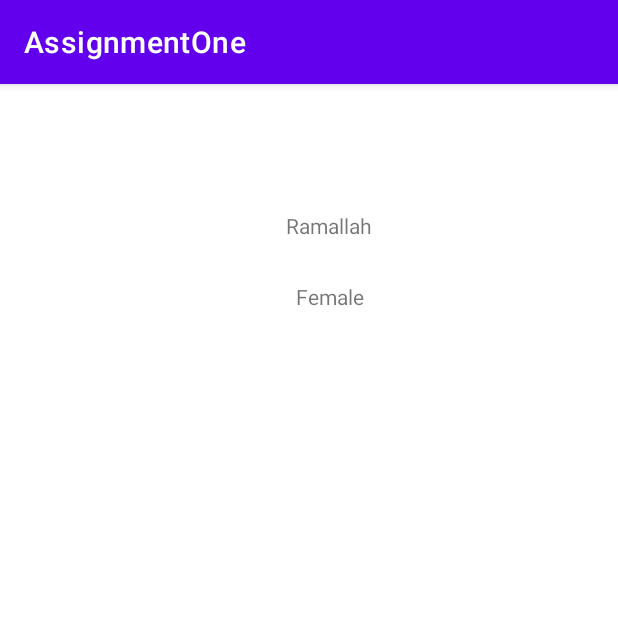
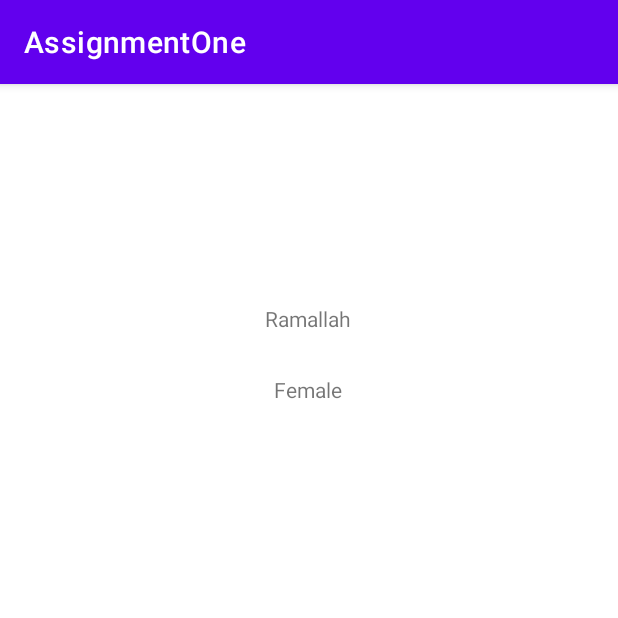
Before and after one commit to BatoulSammoudi/assignmentOne, an Android app: the screen it shows after launch (Activity2), after a tap on "SAVE", on a phone screen of 412 x 824 dp, the top half of it. Run offline under Robolectric (Android 15) with nearby library versions, the phone set to English and light mode, and no system bars; 3 other taps on this screen came first.

```diff
--- a/app/src/main/java/edu/birzeit/assignmentone/Activity2.java
+++ b/app/src/main/java/edu/birzeit/assignmentone/Activity2.java
@@ -19,9 +19,9 @@ public class Activity2 extends AppCompatActivity {
         gender = findViewById(R.id.gender) ;
         student = findViewById(R.id.student) ;
         city = findViewById(R.id.city) ;
-        String data = getIntent().getStringExtra("FirstName") ;
-        String last = getIntent().getStringExtra("LastName") ;
-        String address2 = getIntent().getStringExtra("Address") ;
+        String data = getIntent().getStringExtra("FirstName:") ;
+        String last = getIntent().getStringExtra("LastName:") ;
+        String address2 = getIntent().getStringExtra("Address:") ;
         String gender2 = getIntent().getStringExtra("Gender") ;
         String city2 = getIntent().getStringExtra("City") ;
         String student2 = getIntent().getStringExtra("Are you a student ?") ;
--- a/app/src/main/res/layout/activity_2.xml
+++ b/app/src/main/res/layout/activity_2.xml
@@ -14,9 +14,10 @@
         android:text="TextView"
         app:layout_constraintBottom_toTopOf="@+id/address"
         app:layout_constraintEnd_toEndOf="parent"
-        app:layout_constraintHorizontal_bias="0.538"
+        app:layout_constraintHorizontal_bias="0.498"
         app:layout_constraintStart_toStartOf="parent"
-        app:layout_constraintTop_toBottomOf="@+id/firstName" />
+        app:layout_constraintTop_toBottomOf="@+id/firstName"
+        app:layout_constraintVertical_bias="1.0" />
 
     <TextView
         android:id="@+id/address"
@@ -24,9 +25,9 @@
         android:layout_height="wrap_content"
         android:text="TextView"
         app:layout_constraintEnd_toEndOf="parent"
-        app:layout_constraintHorizontal_bias="0.538"
+        app:layout_constraintHorizontal_bias="0.498"
         app:layout_constraintStart_toStartOf="parent"
-        tools:layout_editor_absoluteY="137dp" />
+        tools:layout_editor_absoluteY="233dp" />
 
     <TextView
         android:id="@+id/gender"
@@ -35,7 +36,7 @@
         android:layout_marginTop="28dp"
         android:text="TextView"
         app:layout_constraintEnd_toEndOf="parent"
-        app:layout_constraintHorizontal_bias="0.538"
+        app:layout_constraintHorizontal_bias="0.498"
         app:layout_constraintStart_toStartOf="parent"
         app:layout_constraintTop_toBottomOf="@+id/city" />
 
@@ -47,7 +48,7 @@
         android:text="TextView"
         app:layout_constraintBottom_toBottomOf="parent"
         app:layout_constraintEnd_toEndOf="parent"
-        app:layout_constraintHorizontal_bias="0.538"
+        app:layout_constraintHorizontal_bias="0.498"
         app:layout_constraintStart_toStartOf="parent"
         app:layout_constraintTop_toBottomOf="@+id/gender"
         app:layout_constraintVertical_bias="0.0" />
@@ -60,19 +61,19 @@
         android:text="TextView"
         app:layout_constraintBottom_toBottomOf="parent"
         app:layout_constraintEnd_toEndOf="parent"
-        app:layout_constraintHorizontal_bias="0.538"
+        app:layout_constraintHorizontal_bias="0.498"
         app:layout_constraintStart_toStartOf="parent"
         app:layout_constraintTop_toBottomOf="@+id/address"
-        app:layout_constraintVertical_bias="0.2" />
+        app:layout_constraintVertical_bias="0.392" />
 
     <TextView
         android:id="@+id/firstName"
         android:layout_width="wrap_content"
         android:layout_height="wrap_content"
-        android:layout_marginTop="28dp"
+        android:layout_marginTop="108dp"
         android:text="TextView"
         app:layout_constraintEnd_toEndOf="parent"
-        app:layout_constraintHorizontal_bias="0.538"
+        app:layout_constraintHorizontal_bias="0.498"
         app:layout_constraintStart_toStartOf="parent"
         app:layout_constraintTop_toTopOf="parent" />
 </androidx.constraintlayout.widget.ConstraintLayout>
```
